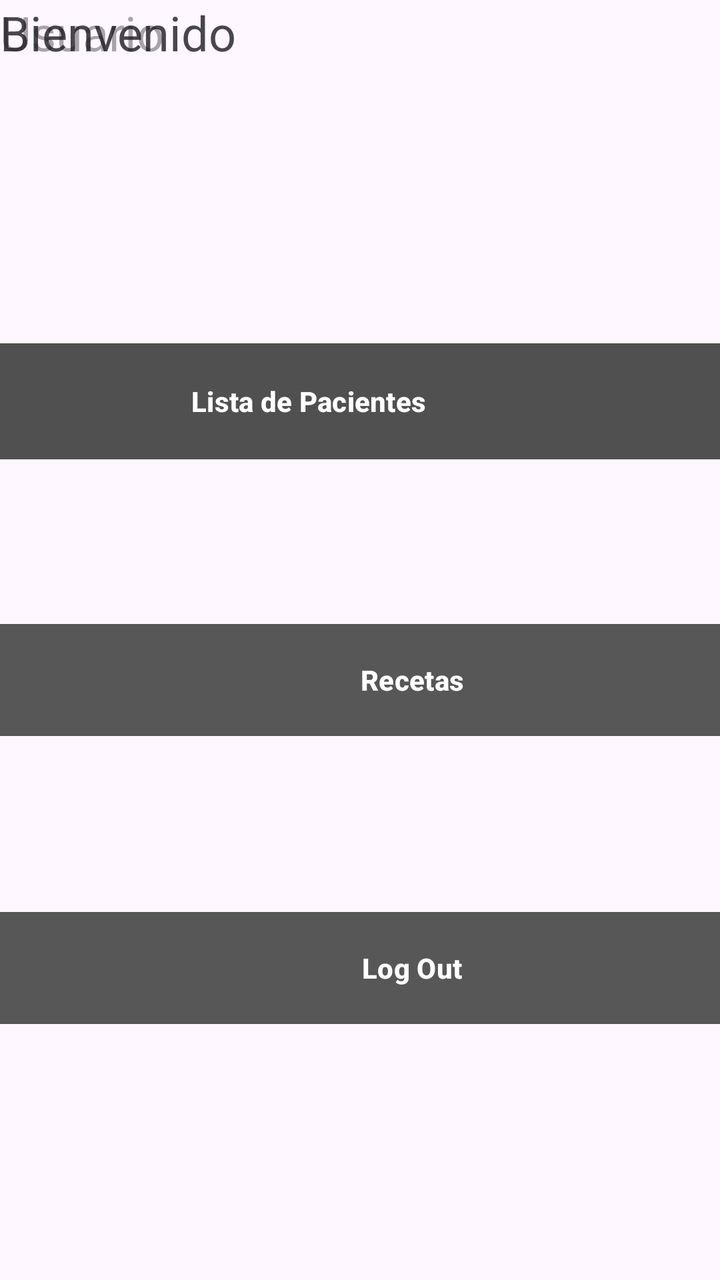
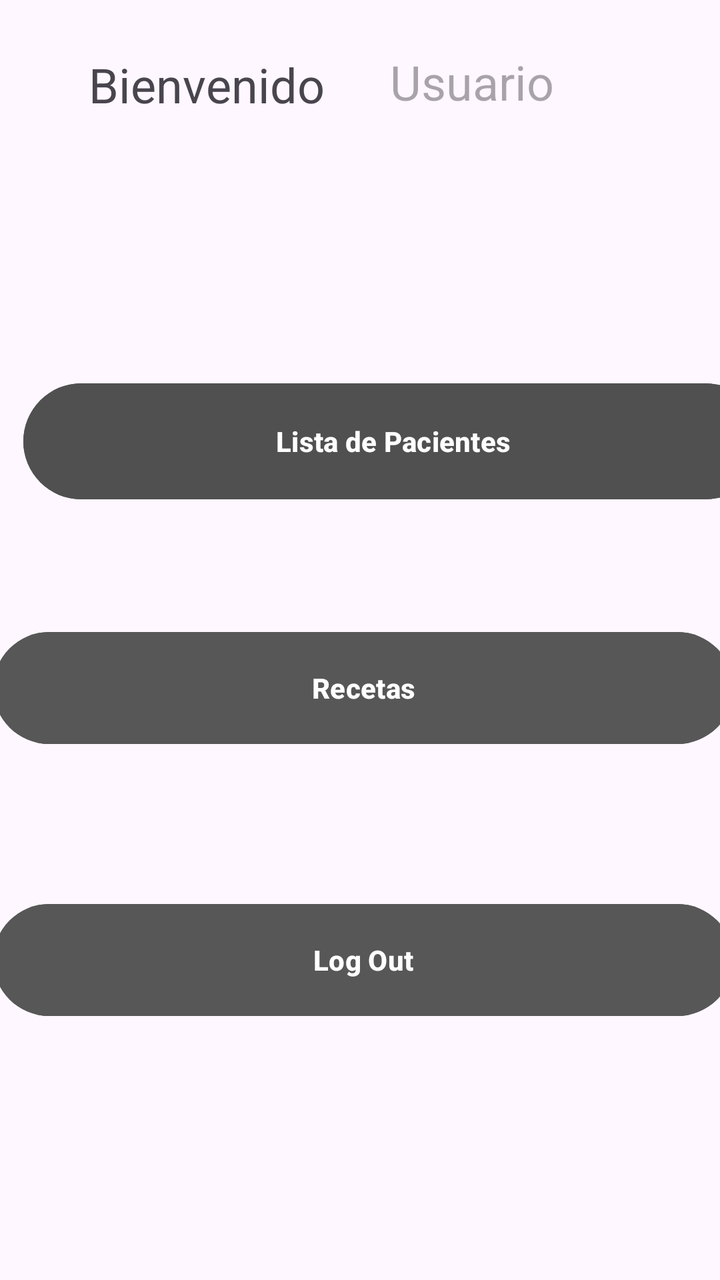

Screens rendered from an Android XML layout before and after an edit, with the pre-edit source and the edit as a unified diff.
<!-- AndroidManifest.xml: application theme Theme.MobilesVC -->
<!-- res/layout/main_menu_view.xml -->
<?xml version="1.0" encoding="utf-8"?>
<androidx.constraintlayout.widget.ConstraintLayout xmlns:android="http://schemas.android.com/apk/res/android"
    xmlns:app="http://schemas.android.com/apk/res-auto"
    xmlns:tools="http://schemas.android.com/tools"
    android:layout_width="match_parent"
    android:layout_height="match_parent"
    tools:layout_editor_absoluteX="-35dp"
    tools:layout_editor_absoluteY="186dp">

    <Button
        android:id="@+id/vLogOut"
        android:layout_width="412dp"
        android:layout_height="64dp"
        android:layout_marginTop="48dp"
        android:layout_marginBottom="124dp"
        android:backgroundTint="#575757"
        android:paddingVertical="14dp"
        android:text="Log Out"
        android:textStyle="bold"
        app:cornerRadius="@dimen/item_transform_image_length"
        app:layout_constraintBottom_toBottomOf="parent"
        app:layout_constraintEnd_toEndOf="parent"
        app:layout_constraintHorizontal_bias="0.0"
        app:layout_constraintStart_toStartOf="parent"
        app:layout_constraintTop_toBottomOf="@+id/etClave" />

    <Button
        android:id="@+id/vPacientes"
        android:layout_width="412dp"
        android:layout_height="66dp"
        android:backgroundTint="#505050"
        android:paddingVertical="14dp"
        android:text="Lista de Pacientes"
        android:textStyle="bold"
        app:cornerRadius="@dimen/item_transform_image_length"
        app:layout_constraintBottom_toTopOf="@+id/vRecetas"
        app:layout_constraintEnd_toEndOf="parent"
        app:layout_constraintHorizontal_bias="1.0"
        app:layout_constraintStart_toStartOf="parent"
        app:layout_constraintTop_toTopOf="parent"
        app:layout_constraintVertical_bias="0.693" />

    <Button
        android:id="@+id/vRecetas"
        android:layout_width="412dp"
        android:layout_height="64dp"
        android:layout_marginTop="48dp"
        android:layout_marginBottom="268dp"
        android:backgroundTint="#575757"
        android:paddingVertical="14dp"
        android:text="Recetas"
        android:textStyle="bold"
        app:cornerRadius="@dimen/item_transform_image_length"
        app:layout_constraintBottom_toBottomOf="parent"
        app:layout_constraintEnd_toEndOf="parent"
        app:layout_constraintHorizontal_bias="0.0"
        app:layout_constraintStart_toStartOf="parent"
        app:layout_constraintTop_toBottomOf="@+id/etClave" />

    <TextView
        android:id="@+id/textView"
        android:layout_width="131dp"
        android:layout_height="33dp"
        android:text="Bienvenido"
        android:textSize="24sp"
        tools:layout_editor_absoluteX="69dp"
        tools:layout_editor_absoluteY="69dp" />

    <TextView
        android:id="@+id/vCurrentUser"
        android:layout_width="157dp"
        android:layout_height="34dp"
        android:hint="Usuario"
        android:textSize="24sp"
        tools:layout_editor_absoluteX="218dp"
        tools:layout_editor_absoluteY="69dp" />

</androidx.constraintlayout.widget.ConstraintLayout>
<!-- resources referenced by this layout -->
<resources>
  <style name="Theme.MobilesVC" parent="Base.Theme.MobilesVC" />
  <style name="Base.Theme.MobilesVC" parent="Theme.Material3.DayNight.NoActionBar">
          
          
      </style>
</resources>

<!-- the commit's change to res/layout/main_menu_view.xml (unified diff, before → after) -->
@@ -9,70 +9,79 @@
 
     <Button
         android:id="@+id/vLogOut"
-        android:layout_width="412dp"
+        android:layout_width="370dp"
         android:layout_height="64dp"
         android:layout_marginTop="48dp"
-        android:layout_marginBottom="124dp"
+        android:layout_marginBottom="128dp"
         android:backgroundTint="#575757"
         android:paddingVertical="14dp"
         android:text="Log Out"
         android:textStyle="bold"
-        app:cornerRadius="@dimen/item_transform_image_length"
         app:layout_constraintBottom_toBottomOf="parent"
         app:layout_constraintEnd_toEndOf="parent"
-        app:layout_constraintHorizontal_bias="0.0"
+        app:layout_constraintHorizontal_bias="0.39"
         app:layout_constraintStart_toStartOf="parent"
         app:layout_constraintTop_toBottomOf="@+id/etClave" />
 
     <Button
         android:id="@+id/vPacientes"
-        android:layout_width="412dp"
+        android:layout_width="370dp"
         android:layout_height="66dp"
+        android:layout_marginStart="15dp"
+        android:layout_marginEnd="15dp"
         android:backgroundTint="#505050"
         android:paddingVertical="14dp"
         android:text="Lista de Pacientes"
         android:textStyle="bold"
-        app:cornerRadius="@dimen/item_transform_image_length"
         app:layout_constraintBottom_toTopOf="@+id/vRecetas"
         app:layout_constraintEnd_toEndOf="parent"
-        app:layout_constraintHorizontal_bias="1.0"
+        app:layout_constraintHorizontal_bias="0.09"
         app:layout_constraintStart_toStartOf="parent"
         app:layout_constraintTop_toTopOf="parent"
-        app:layout_constraintVertical_bias="0.693" />
+        app:layout_constraintVertical_bias="0.763" />
 
     <Button
         android:id="@+id/vRecetas"
-        android:layout_width="412dp"
+        android:layout_width="370dp"
         android:layout_height="64dp"
-        android:layout_marginTop="48dp"
-        android:layout_marginBottom="268dp"
+        android:layout_marginBottom="264dp"
         android:backgroundTint="#575757"
         android:paddingVertical="14dp"
         android:text="Recetas"
         android:textStyle="bold"
-        app:cornerRadius="@dimen/item_transform_image_length"
         app:layout_constraintBottom_toBottomOf="parent"
         app:layout_constraintEnd_toEndOf="parent"
-        app:layout_constraintHorizontal_bias="0.0"
-        app:layout_constraintStart_toStartOf="parent"
-        app:layout_constraintTop_toBottomOf="@+id/etClave" />
+        app:layout_constraintHorizontal_bias="0.39"
+        app:layout_constraintStart_toStartOf="parent" />
 
     <TextView
         android:id="@+id/textView"
         android:layout_width="131dp"
         android:layout_height="33dp"
+        android:layout_marginEnd="15dp"
+        android:layout_marginBottom="128dp"
         android:text="Bienvenido"
         android:textSize="24sp"
-        tools:layout_editor_absoluteX="69dp"
-        tools:layout_editor_absoluteY="69dp" />
+        app:layout_constraintBottom_toTopOf="@+id/vPacientes"
+        app:layout_constraintEnd_toEndOf="parent"
+        app:layout_constraintHorizontal_bias="0.207"
+        app:layout_constraintStart_toStartOf="parent"
+        app:layout_constraintTop_toTopOf="parent"
+        app:layout_constraintVertical_bias="0.976" />
 
     <TextView
         android:id="@+id/vCurrentUser"
         android:layout_width="157dp"
         android:layout_height="34dp"
+        android:layout_marginStart="15dp"
+        android:layout_marginBottom="128dp"
         android:hint="Usuario"
         android:textSize="24sp"
-        tools:layout_editor_absoluteX="218dp"
-        tools:layout_editor_absoluteY="69dp" />
+        app:layout_constraintBottom_toTopOf="@+id/vPacientes"
+        app:layout_constraintEnd_toEndOf="parent"
+        app:layout_constraintHorizontal_bias="0.358"
+        app:layout_constraintStart_toEndOf="@+id/textView"
+        app:layout_constraintTop_toTopOf="parent"
+        app:layout_constraintVertical_bias="0.965" />
 
 </androidx.constraintlayout.widget.ConstraintLayout>
